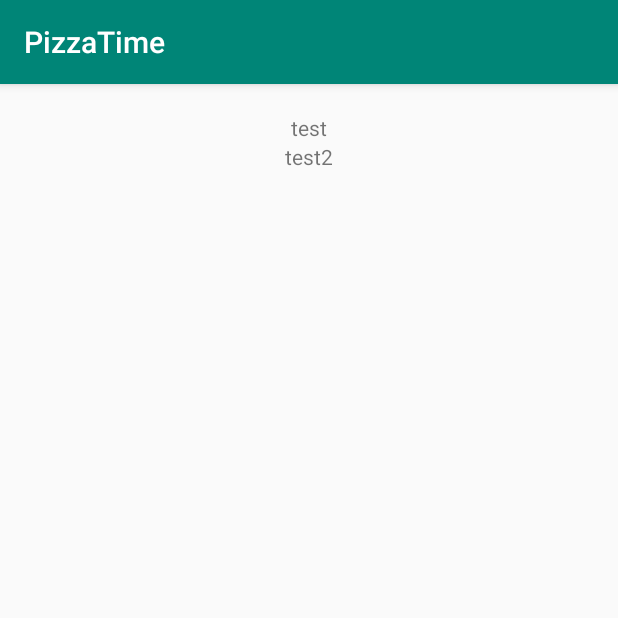
After one commit to Panda291/pizzaTime, an Android app: the ProductActivity screen opened directly, with no data from a screen before it, on a phone screen of 412 x 824 dp, the top half of it. The commit adds this screen. Run offline under Robolectric (Android 15) with nearby library versions, the phone set to English and light mode, and no system bars.

Commit message:
empty recycler view and adapter created

```diff
--- a/app/build.gradle
+++ b/app/build.gradle
@@ -26,4 +26,6 @@ dependencies {
     testImplementation 'junit:junit:4.12'
     androidTestImplementation 'com.android.support.test:runner:1.0.2'
     androidTestImplementation 'com.android.support.test.espresso:espresso-core:3.0.2'
+    implementation 'com.android.support:recyclerview-v7:28.0.0'
+
 }
--- /dev/null
+++ b/app/src/main/java/com/example/pizzatime/ListItem.java
@@ -0,0 +1,15 @@
+package com.example.pizzatime;
+
+public class ListItem {
+
+    private String whatever = "whatever";
+
+    public ListItem(String whatever)
+    {
+        this.whatever = whatever;
+    }
+
+    public String getWhatever() {
+        return whatever;
+    }
+}
--- /dev/null
+++ b/app/src/main/java/com/example/pizzatime/ProductActivity.java
@@ -0,0 +1,25 @@
+package com.example.pizzatime;
+
+import android.content.Intent;
+import android.os.Bundle;
+import android.support.v7.app.AppCompatActivity;
+import android.support.v7.widget.LinearLayoutManager;
+import android.support.v7.widget.RecyclerView;
+import android.widget.TextView;
+
+public class ProductActivity extends AppCompatActivity {
+    protected void onCreate(Bundle savedInstanceState) {
+        super.onCreate(savedInstanceState);
+        setContentView(R.layout.activity_product);
+        Intent data = getIntent();
+        TextView textField = findViewById(R.id.ProductName);
+        textField.setText(data.getStringExtra("EXTRA_TEXT"));
+
+        LinearLayoutManager layoutManager = new LinearLayoutManager(this);
+
+        RecyclerAdapter recyclerAdapter = new RecyclerAdapter(this);
+        RecyclerView recyclerView = (RecyclerView) findViewById(R.id.recycler);
+        recyclerView.setAdapter(recyclerAdapter);
+        recyclerView.setLayoutManager(layoutManager);
+    }
+}
--- /dev/null
+++ b/app/src/main/java/com/example/pizzatime/RecyclerAdapter.java
@@ -0,0 +1,53 @@
+package com.example.pizzatime;
+
+import android.content.Context;
+import android.support.annotation.NonNull;
+import android.support.v7.widget.RecyclerView;
+import android.view.LayoutInflater;
+import android.view.View;
+import android.view.ViewGroup;
+import android.widget.TextView;
+
+import java.util.ArrayList;
+
+public class RecyclerAdapter extends RecyclerView.Adapter<RecyclerAdapter.ViewHolder> {
+
+    private ArrayList<ListItem> listItems;
+    private Context context;
+
+    public RecyclerAdapter(ProductActivity productActivity) {
+        listItems = new ArrayList<ListItem>();
+        listItems.add(new ListItem("test"));
+        listItems.add(new ListItem("test2"));
+    }
+
+    public ViewHolder onCreateViewHolder(ViewGroup viewGroup, int i) {
+        View v = LayoutInflater.from(viewGroup.getContext())
+                .inflate(R.layout.list_item, viewGroup, false);
+        return new ViewHolder(v);
+    }
+
+
+    @Override
+    public void onBindViewHolder(@NonNull ViewHolder viewHolder, int i) {
+        ListItem listItem = listItems.get(i);
+
+        viewHolder.textView2.setText(listItem.getWhatever());
+    }
+
+    @Override
+    public int getItemCount() {
+        return listItems.size();
+    }
+
+    public class ViewHolder extends RecyclerView.ViewHolder{
+        public TextView textView2;
+
+        public ViewHolder(@NonNull View itemView) {
+            super(itemView);
+
+            textView2 = (TextView) itemView.findViewById(R.id.textView2);
+
+        }
+    }
+}
--- /dev/null
+++ b/app/src/main/res/layout/activity_product.xml
@@ -0,0 +1,23 @@
+<?xml version="1.0" encoding="utf-8"?>
+<android.support.constraint.ConstraintLayout xmlns:android="http://schemas.android.com/apk/res/android"
+    xmlns:app="http://schemas.android.com/apk/res-auto"
+    xmlns:tools="http://schemas.android.com/tools"
+    android:id="@+id/activityContent"
+    android:layout_width="match_parent"
+    android:layout_height="match_parent">
+
+    <TextView
+        android:id="@+id/ProductName"
+        android:layout_width="wrap_content"
+        android:layout_height="wrap_content"
+        android:text="default"
+        app:layout_constraintStart_toStartOf="parent"
+        app:layout_constraintTop_toTopOf="parent" />
+
+    <android.support.v7.widget.RecyclerView
+        android:id="@+id/recycler"
+        android:layout_width="match_parent"
+        android:layout_height="680dp"
+        app:layout_constraintTop_toBottomOf="@+id/ProductName"
+        tools:layout_editor_absoluteX="8dp" />
+</android.support.constraint.ConstraintLayout>
--- /dev/null
+++ b/app/src/main/res/layout/list_item.xml
@@ -0,0 +1,17 @@
+<?xml version="1.0" encoding="utf-8"?>
+<android.support.constraint.ConstraintLayout
+    xmlns:android="http://schemas.android.com/apk/res/android"
+    xmlns:app="http://schemas.android.com/apk/res-auto"
+    xmlns:tools="http://schemas.android.com/tools"
+    android:layout_width="match_parent"
+    android:layout_height="wrap_content">
+
+    <TextView
+        android:id="@+id/textView2"
+        android:layout_width="match_parent"
+        android:layout_height="wrap_content"
+        android:text="temp"
+        app:layout_constraintStart_toStartOf="parent"
+        app:layout_constraintTop_toTopOf="parent"
+        android:gravity="center"/>
+</android.support.constraint.ConstraintLayout>
```
Also changed, not shown: app/src/main/AndroidManifest.xml (+4 -3 lines), app/src/main/java/com/example/pizzatime/MainActivity.java (+11 -1 lines), app/src/main/res/layout/content_main.xml (+29 -29 lines).
